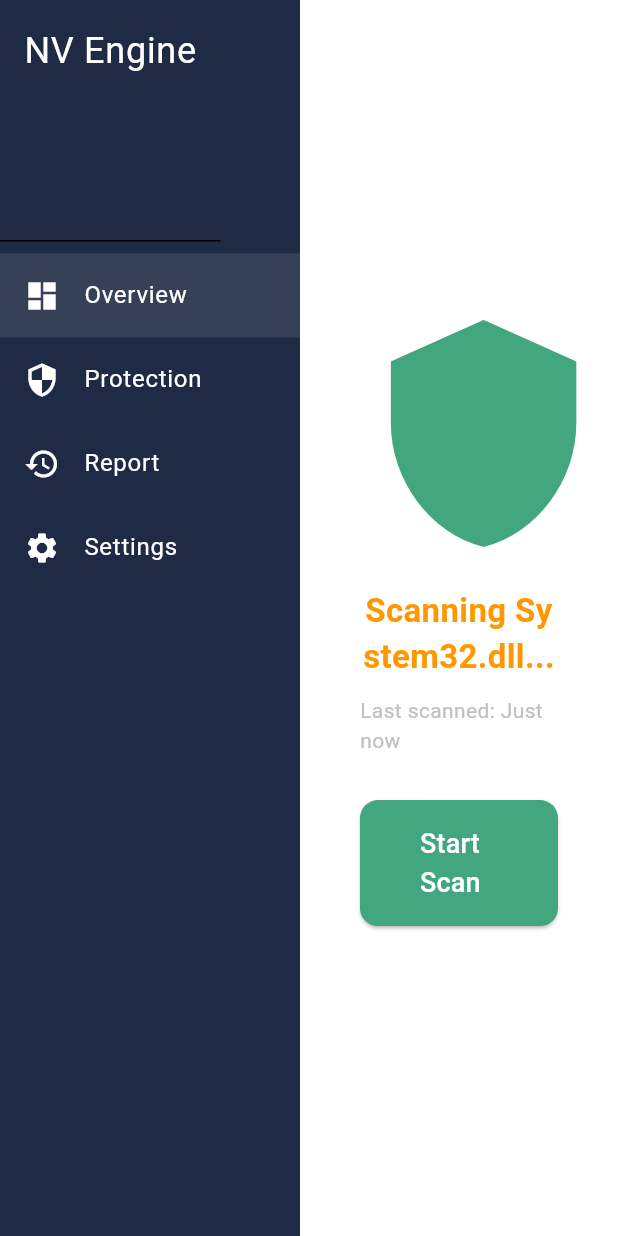
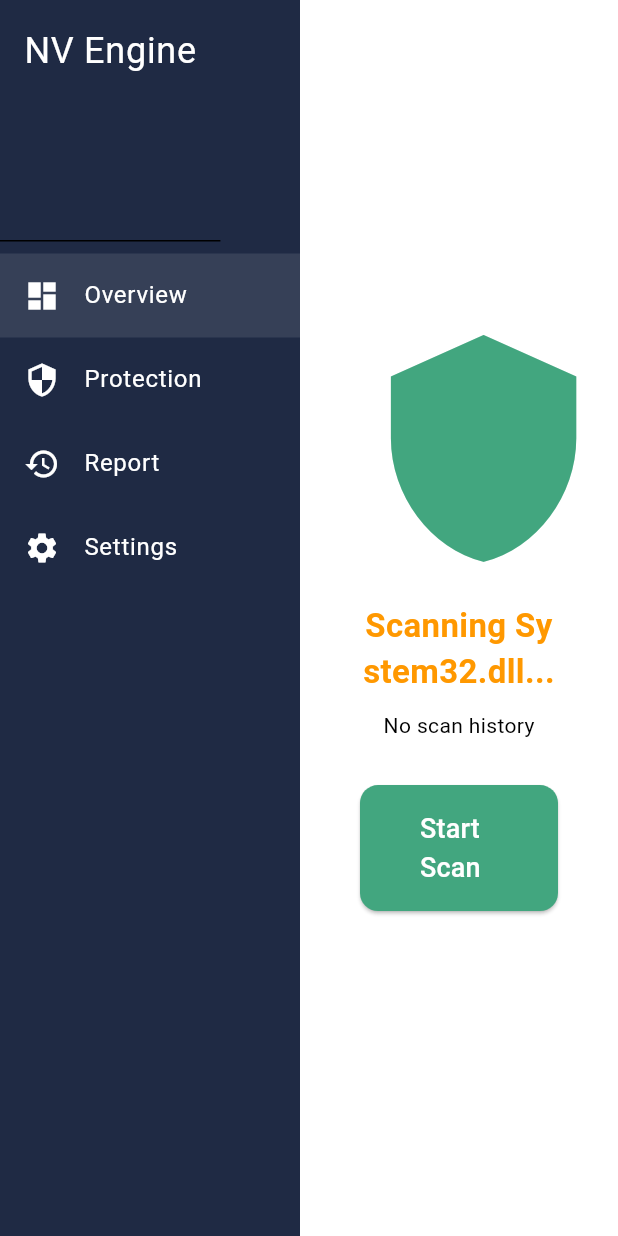
Before and after one commit to nzh0172/nv_engine, a Flutter app: the screen it shows after launch, after a tap on "Start Scan", on a phone screen of 412 x 824 dp. Run offline on Flutter 3.47's test engine with Material 3 defaults, Android fonts, the phone set to English and light mode, and no system bars; our stand-ins replace sqflite, sqflite_common_ffi; accounts and stored records are empty; network calls fail.

Commit message:
database ver 2
- added dates and time
- change in history
- change in few description

```diff
--- a/lib/pages/home_page.dart
+++ b/lib/pages/home_page.dart
@@ -1,6 +1,4 @@
 // lib/pages/home_page.dart
-
-import 'dart:math';
 
 import 'package:flutter/material.dart';
 import 'package:nv_engine/models/scan_result.dart';
@@ -79,7 +77,13 @@ class _AntivirusHomePageState extends State<AntivirusHomePage> {
 
     final newResult = ScanResult(amount: threats);
 
-    history.insertHistory(threats);
+    final now = DateTime.now();
+    int nowm = now.month;
+    int nowd = now.day;
+    int nowh = now.hour;
+    int nowmin = now.minute;
+
+    history.insertHistory(threats, nowm, nowd, nowh, nowmin);
 
     _scanHistory.add(newResult);
 
@@ -120,10 +124,20 @@ class _AntivirusHomePageState extends State<AntivirusHomePage> {
                 textAlign: TextAlign.center,
               ),
               const SizedBox(height: 10),
-              Text(
-                'Last scanned: ${_scanHistory.isEmpty ? 'Just now' : 'Long ago'}',
-                style: TextStyle(fontSize: 14, color: softGray),
-              ),
+              FutureBuilder(
+              future: history.getHistory(),
+              builder: (BuildContext context, AsyncSnapshot snapshot) {
+                if (snapshot.connectionState == ConnectionState.waiting) {
+                  return Center(child: CircularProgressIndicator());
+                } else if (snapshot.hasError) {
+                  return Text('Error: ${snapshot.error}');
+                } else if (snapshot.data == null || snapshot.data.isEmpty) {
+                  return Center(child: Text('No scan history'));
+                } else {
+                  return Text('Last scan on: ${snapshot.data?[snapshot.data!.length - 1]['month']}/${snapshot.data?[snapshot.data!.length - 1]['day']} ${snapshot.data?[snapshot.data!.length - 1]['hour']}:${snapshot.data?[snapshot.data!.length - 1]['minute'] < 10 ? '0${snapshot.data?[snapshot.data!.length - 1]['minute']}':'${snapshot.data?[snapshot.data!.length - 1]['minute']}'}');
+                }
+              },
+            ),
               const SizedBox(height: 30),
               ElevatedButton(
                 onPressed: _isScanning ? null : _startScan,
@@ -369,8 +383,9 @@ class _AntivirusHomePageState extends State<AntivirusHomePage> {
                                   : Colors.green,
                         ),
                         title: Text(
-                          'Threat detexted: ${snapshot.data?[index]['amount']}',
+                          'Threat${snapshot.data?[index]['amount'] > 1 ? 's':''} detected: ${snapshot.data?[index]['amount']}',
                         ),
+                        subtitle: Text('Scanned on: ${snapshot.data?[index]['month']}/${snapshot.data?[index]['day']} ${snapshot.data?[index]['hour']}:${snapshot.data?[index]['minute'] < 10 ? '0${snapshot.data?[index]['minute']}':'${snapshot.data?[index]['minute']}'}'),
                       );
                     },
                   );
```
Also changed, not shown: lib/history_database.dart (+15 -4 lines).
